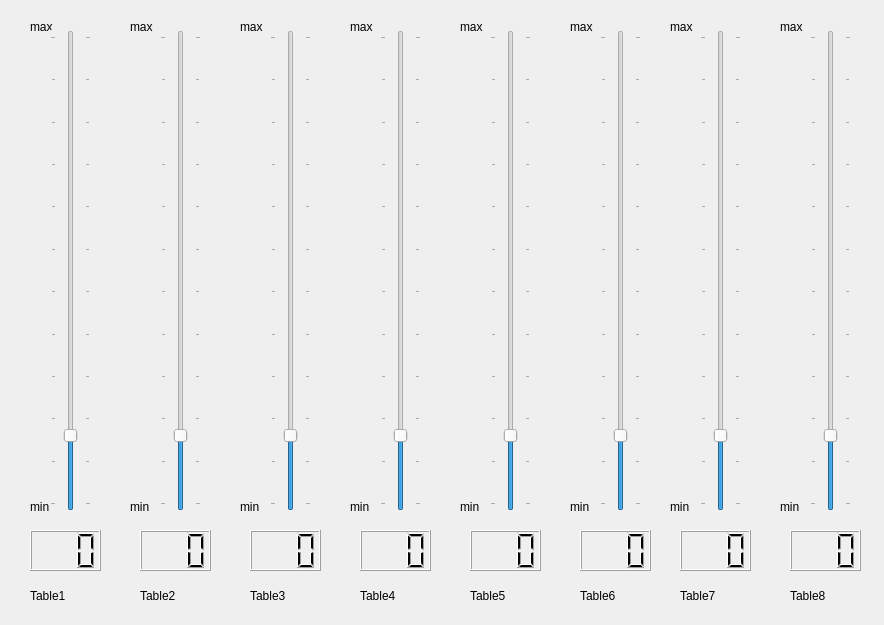
First picture: the form in QT_designer/DacTable.ui, repository aleks19900406/DigitalBoxGUI, before the edit.
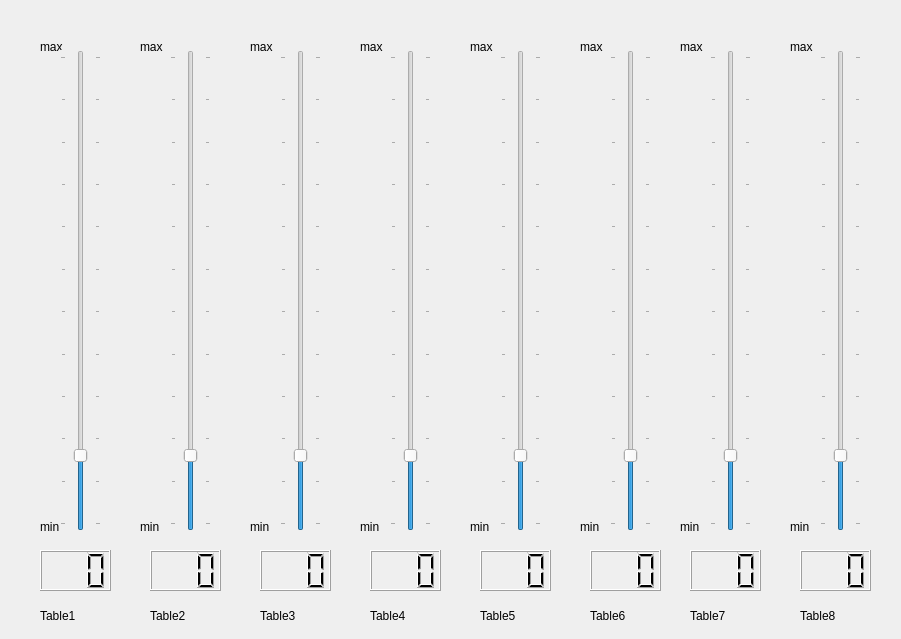
Second picture: the form after the edit.

Commit message: create and fix bug in all screen

Patch:
```diff
--- a/QT_designer/DacTable.ui
+++ b/QT_designer/DacTable.ui
@@ -6,8 +6,8 @@
    <rect>
     <x>0</x>
     <y>0</y>
-    <width>884</width>
-    <height>625</height>
+    <width>901</width>
+    <height>639</height>
    </rect>
   </property>
   <property name="windowTitle">
@@ -16,8 +16,8 @@
   <widget class="QLabel" name="DacMax2">
    <property name="geometry">
     <rect>
-     <x>240</x>
-     <y>20</y>
+     <x>250</x>
+     <y>40</y>
      <width>47</width>
      <height>13</height>
     </rect>
@@ -29,8 +29,8 @@
   <widget class="QLabel" name="DacMin0">
    <property name="geometry">
     <rect>
-     <x>30</x>
-     <y>500</y>
+     <x>40</x>
+     <y>520</y>
      <width>47</width>
      <height>13</height>
     </rect>
@@ -42,8 +42,8 @@
   <widget class="QLCDNumber" name="lcdNumber_dac_pot0">
    <property name="geometry">
     <rect>
-     <x>30</x>
-     <y>530</y>
+     <x>40</x>
+     <y>550</y>
      <width>71</width>
      <height>41</height>
     </rect>
@@ -63,8 +63,8 @@
   <widget class="QLCDNumber" name="lcdNumber_dac_pot3">
    <property name="geometry">
     <rect>
-     <x>360</x>
-     <y>530</y>
+     <x>370</x>
+     <y>550</y>
      <width>71</width>
      <height>41</height>
     </rect>
@@ -84,8 +84,8 @@
   <widget class="QLabel" name="DacMax0">
    <property name="geometry">
     <rect>
-     <x>30</x>
-     <y>20</y>
+     <x>40</x>
+     <y>40</y>
      <width>47</width>
      <height>13</height>
     </rect>
@@ -103,8 +103,8 @@
   <widget class="QLabel" name="DacMax1">
    <property name="geometry">
     <rect>
-     <x>130</x>
-     <y>20</y>
+     <x>140</x>
+     <y>40</y>
      <width>47</width>
      <height>13</height>
     </rect>
@@ -116,8 +116,8 @@
   <widget class="QLCDNumber" name="lcdNumber_dac_pot2">
    <property name="geometry">
     <rect>
-     <x>250</x>
-     <y>530</y>
+     <x>260</x>
+     <y>550</y>
      <width>71</width>
      <height>41</height>
     </rect>
@@ -137,8 +137,8 @@
   <widget class="QLabel" name="DacMin2">
    <property name="geometry">
     <rect>
-     <x>240</x>
-     <y>500</y>
+     <x>250</x>
+     <y>520</y>
      <width>47</width>
      <height>13</height>
     </rect>
@@ -150,8 +150,8 @@
   <widget class="QLabel" name="labelDac0">
    <property name="geometry">
     <rect>
-     <x>30</x>
-     <y>580</y>
+     <x>40</x>
+     <y>600</y>
      <width>91</width>
      <height>31</height>
     </rect>
@@ -163,8 +163,8 @@
   <widget class="QSlider" name="dac_pot0">
    <property name="geometry">
     <rect>
-     <x>50</x>
-     <y>30</y>
+     <x>60</x>
+     <y>50</y>
      <width>41</width>
      <height>481</height>
     </rect>
@@ -218,8 +218,8 @@
   <widget class="QLabel" name="labelDac3">
    <property name="geometry">
     <rect>
-     <x>360</x>
-     <y>580</y>
+     <x>370</x>
+     <y>600</y>
      <width>91</width>
      <height>31</height>
     </rect>
@@ -231,8 +231,8 @@
   <widget class="QLabel" name="labelDac1">
    <property name="geometry">
     <rect>
-     <x>140</x>
-     <y>580</y>
+     <x>150</x>
+     <y>600</y>
      <width>91</width>
      <height>31</height>
     </rect>
@@ -244,8 +244,8 @@
   <widget class="QLCDNumber" name="lcdNumber_dac_pot1">
    <property name="geometry">
     <rect>
-     <x>140</x>
-     <y>530</y>
+     <x>150</x>
+     <y>550</y>
      <width>71</width>
      <height>41</height>
     </rect>
@@ -265,8 +265,8 @@
   <widget class="QLabel" name="DacMax3">
    <property name="geometry">
     <rect>
-     <x>350</x>
-     <y>20</y>
+     <x>360</x>
+     <y>40</y>
      <width>47</width>
      <height>13</height>
     </rect>
@@ -278,8 +278,8 @@
   <widget class="QLabel" name="labelDac2">
    <property name="geometry">
     <rect>
-     <x>250</x>
-     <y>580</y>
+     <x>260</x>
+     <y>600</y>
      <width>91</width>
      <height>31</height>
     </rect>
@@ -291,8 +291,8 @@
   <widget class="QLabel" name="DacMin1">
    <property name="geometry">
     <rect>
-     <x>130</x>
-     <y>500</y>
+     <x>140</x>
+     <y>520</y>
      <width>47</width>
      <height>13</height>
     </rect>
@@ -304,8 +304,8 @@
   <widget class="QSlider" name="dac_pot2">
    <property name="geometry">
     <rect>
-     <x>270</x>
-     <y>30</y>
+     <x>280</x>
+     <y>50</y>
      <width>41</width>
      <height>481</height>
     </rect>
@@ -350,8 +350,8 @@
   <widget class="QSlider" name="dac_pot3">
    <property name="geometry">
     <rect>
-     <x>380</x>
-     <y>30</y>
+     <x>390</x>
+     <y>50</y>
      <width>41</width>
      <height>481</height>
     </rect>
@@ -396,8 +396,8 @@
   <widget class="QLabel" name="DacMin3">
    <property name="geometry">
     <rect>
-     <x>350</x>
-     <y>500</y>
+     <x>360</x>
+     <y>520</y>
      <width>47</width>
      <height>13</height>
     </rect>
@@ -409,8 +409,8 @@
   <widget class="QSlider" name="dac_pot1">
    <property name="geometry">
     <rect>
-     <x>160</x>
-     <y>30</y>
+     <x>170</x>
+     <y>50</y>
      <width>41</width>
      <height>481</height>
     </rect>
@@ -455,8 +455,8 @@
   <widget class="QLabel" name="DacMax4">
    <property name="geometry">
     <rect>
-     <x>460</x>
-     <y>20</y>
+     <x>470</x>
+     <y>40</y>
      <width>47</width>
      <height>13</height>
     </rect>
@@ -468,8 +468,8 @@
   <widget class="QLCDNumber" name="lcdNumber_dac_pot5">
    <property name="geometry">
     <rect>
-     <x>580</x>
-     <y>530</y>
+     <x>590</x>
+     <y>550</y>
      <width>71</width>
      <height>41</height>
     </rect>
@@ -489,8 +489,8 @@
   <widget class="QLabel" name="labelDac4">
    <property name="geometry">
     <rect>
-     <x>470</x>
-     <y>580</y>
+     <x>480</x>
+     <y>600</y>
      <width>91</width>
      <height>31</height>
     </rect>
@@ -502,8 +502,8 @@
   <widget class="QSlider" name="dac_pot4">
    <property name="geometry">
     <rect>
-     <x>490</x>
-     <y>30</y>
+     <x>500</x>
+     <y>50</y>
      <width>41</width>
      <height>481</height>
     </rect>
@@ -548,8 +548,8 @@
   <widget class="QSlider" name="dac_pot5">
    <property name="geometry">
     <rect>
-     <x>600</x>
-     <y>30</y>
+     <x>610</x>
+     <y>50</y>
      <width>41</width>
      <height>481</height>
     </rect>
@@ -594,8 +594,8 @@
   <widget class="QLabel" name="DacMin4">
    <property name="geometry">
     <rect>
-     <x>460</x>
-     <y>500</y>
+     <x>470</x>
+     <y>520</y>
      <width>47</width>
      <height>13</height>
     </rect>
@@ -607,8 +607,8 @@
   <widget class="QLCDNumber" name="lcdNumber_dac_pot4">
    <property name="geometry">
     <rect>
-     <x>470</x>
-     <y>530</y>
+     <x>480</x>
+     <y>550</y>
      <width>71</width>
      <height>41</height>
     </rect>
@@ -628,8 +628,8 @@
   <widget class="QLabel" name="DacMin5">
    <property name="geometry">
     <rect>
-     <x>570</x>
-     <y>500</y>
+     <x>580</x>
+     <y>520</y>
      <width>47</width>
      <height>13</height>
     </rect>
@@ -641,8 +641,8 @@
   <widget class="QLabel" name="DacMax5">
    <property name="geometry">
     <rect>
-     <x>570</x>
-     <y>20</y>
+     <x>580</x>
+     <y>40</y>
      <width>47</width>
      <height>13</height>
     </rect>
@@ -654,8 +654,8 @@
   <widget class="QLabel" name="labelDac5">
    <property name="geometry">
     <rect>
-     <x>580</x>
-     <y>580</y>
+     <x>590</x>
+     <y>600</y>
      <width>91</width>
      <height>31</height>
     </rect>
@@ -667,8 +667,8 @@
   <widget class="QLabel" name="DacMax6">
    <property name="geometry">
     <rect>
-     <x>670</x>
-     <y>20</y>
+     <x>680</x>
+     <y>40</y>
      <width>47</width>
      <height>13</height>
     </rect>
@@ -680,8 +680,8 @@
   <widget class="QLabel" name="labelDac6">
    <property name="geometry">
     <rect>
-     <x>680</x>
-     <y>580</y>
+     <x>690</x>
+     <y>600</y>
      <width>91</width>
      <height>31</height>
     </rect>
@@ -693,8 +693,8 @@
   <widget class="QLabel" name="DacMax7">
    <property name="geometry">
     <rect>
-     <x>780</x>
-     <y>20</y>
+     <x>790</x>
+     <y>40</y>
      <width>47</width>
      <height>13</height>
     </rect>
@@ -706,8 +706,8 @@
   <widget class="QSlider" name="dac_pot6">
    <property name="geometry">
     <rect>
-     <x>700</x>
-     <y>30</y>
+     <x>710</x>
+     <y>50</y>
      <width>41</width>
      <height>481</height>
     </rect>
@@ -752,8 +752,8 @@
   <widget class="QLCDNumber" name="lcdNumber_dac_pot6">
    <property name="geometry">
     <rect>
-     <x>680</x>
-     <y>530</y>
+     <x>690</x>
+     <y>550</y>
      <width>71</width>
      <height>41</height>
     </rect>
@@ -773,8 +773,8 @@
   <widget class="QSlider" name="dac_pot7">
    <property name="geometry">
     <rect>
-     <x>810</x>
-     <y>30</y>
+     <x>820</x>
+     <y>50</y>
      <width>41</width>
      <height>481</height>
     </rect>
@@ -819,8 +819,8 @@
   <widget class="QLabel" name="DacMin6">
    <property name="geometry">
     <rect>
-     <x>670</x>
-     <y>500</y>
+     <x>680</x>
+     <y>520</y>
      <width>47</width>
      <height>13</height>
     </rect>
@@ -832,8 +832,8 @@
   <widget class="QLabel" name="labelDac7">
    <property name="geometry">
     <rect>
-     <x>790</x>
-     <y>580</y>
+     <x>800</x>
+     <y>600</y>
      <width>91</width>
      <height>31</height>
     </rect>
@@ -845,8 +845,8 @@
   <widget class="QLabel" name="DacMin7">
    <property name="geometry">
     <rect>
-     <x>780</x>
-     <y>500</y>
+     <x>790</x>
+     <y>520</y>
      <width>47</width>
      <height>13</height>
     </rect>
@@ -858,8 +858,8 @@
   <widget class="QLCDNumber" name="lcdNumber_dac_pot7">
    <property name="geometry">
     <rect>
-     <x>790</x>
-     <y>530</y>
+     <x>800</x>
+     <y>550</y>
      <width>71</width>
      <height>41</height>
     </rect>
```
Left out of the diff: 6 changed lines with no effect on the pictures. The commit also changes 5 other files.
